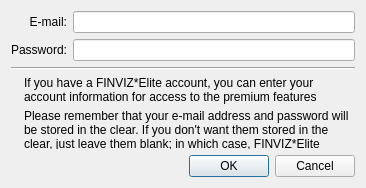
Above: finvizaccesssetup.ui from HappySeaFox/tht before the change. Below: the same form after it.
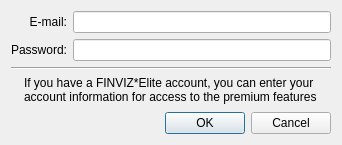
That is the form after the change.

Commit message: Encrypt passwords

```diff
--- a/finvizaccesssetup.ui
+++ b/finvizaccesssetup.ui
@@ -6,14 +6,14 @@
    <rect>
     <x>0</x>
     <y>0</y>
-    <width>366</width>
-    <height>188</height>
+    <width>342</width>
+    <height>145</height>
    </rect>
   </property>
   <property name="windowTitle">
    <string extracomment="Window title. Finviz - Stock Screener, http://finviz.com. It's ok not to translate &quot;Finviz&quot; (e.g. you can just copy-paste &quot;Finviz&quot; to your translation). Means &quot;Configuring access to your Finviz account&quot;">Finviz access setup</string>
   </property>
-  <layout class="QGridLayout" name="gridLayout_3">
+  <layout class="QGridLayout" name="gridLayout_2">
    <item row="0" column="0">
     <layout class="QGridLayout" name="gridLayout">
      <item row="0" column="0">
@@ -72,33 +72,16 @@
     </widget>
    </item>
    <item row="2" column="0">
-    <layout class="QGridLayout" name="gridLayout_2">
-     <item row="0" column="0">
+    <layout class="QHBoxLayout" name="horizontalLayout">
+     <item>
       <widget class="QLabel" name="labelNotePixmap">
        <property name="alignment">
         <set>Qt::AlignLeading|Qt::AlignLeft|Qt::AlignTop</set>
        </property>
       </widget>
      </item>
-     <item row="0" column="1">
+     <item>
       <widget class="QLabel" name="label_4">
-       <property name="text">
-        <string extracomment="Finviz - Stock Screener, http://finviz.com. It's ok not to translate &quot;Finviz&quot; (or &quot;FINVIZ*Elite&quot;) (e.g. you can just copy-paste &quot;Finviz&quot; (or &quot;FINVIZ*Elite&quot;) to your translation)">If you have a FINVIZ*Elite account, you can enter your account information for access to the premium features</string>
-       </property>
-       <property name="wordWrap">
-        <bool>true</bool>
-       </property>
-      </widget>
-     </item>
-     <item row="1" column="0">
-      <widget class="QLabel" name="labelSecurityPixmap">
-       <property name="alignment">
-        <set>Qt::AlignLeading|Qt::AlignLeft|Qt::AlignTop</set>
-       </property>
-      </widget>
-     </item>
-     <item row="1" column="1">
-      <widget class="QLabel" name="label_3">
        <property name="sizePolicy">
         <sizepolicy hsizetype="Preferred" vsizetype="Preferred">
          <horstretch>1</horstretch>
@@ -106,7 +89,7 @@
         </sizepolicy>
        </property>
        <property name="text">
-        <string extracomment="Finviz - Stock Screener, http://finviz.com. It's ok not to translate &quot;Finviz&quot; (or &quot;FINVIZ*Elite&quot;) (e.g. you can just copy-paste &quot;Finviz&quot; (or &quot;FINVIZ*Elite&quot;) to your translation)">Please remember that your e-mail address and password will be stored in the clear. If you don't want them stored in the clear, just leave them blank; in which case, FINVIZ*Elite options will not be accessible</string>
+        <string extracomment="Finviz - Stock Screener, http://finviz.com. It's ok not to translate &quot;Finviz&quot; (or &quot;FINVIZ*Elite&quot;) (e.g. you can just copy-paste &quot;Finviz&quot; (or &quot;FINVIZ*Elite&quot;) to your translation)">If you have a FINVIZ*Elite account, you can enter your account information for access to the premium features</string>
        </property>
        <property name="wordWrap">
         <bool>true</bool>
```
The commit also changes 28 other files.
